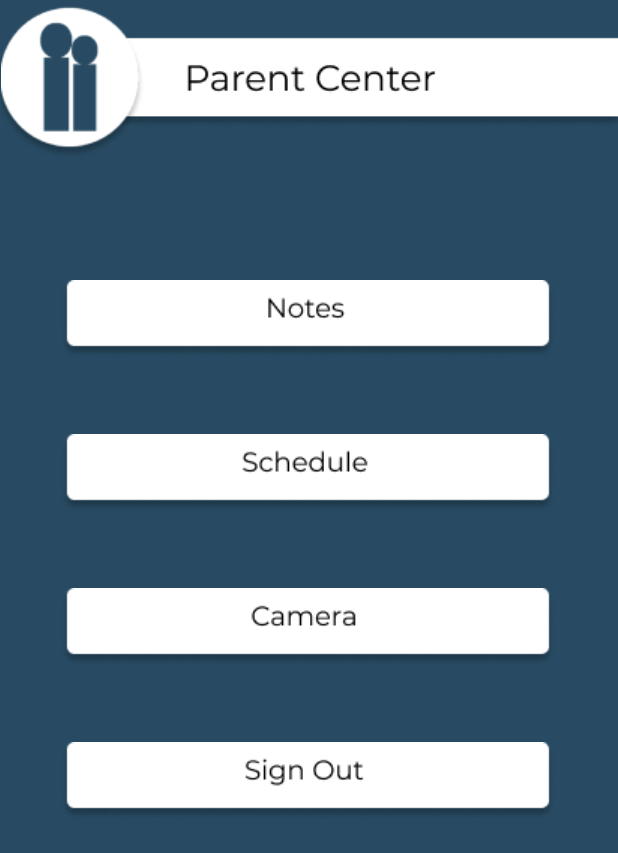
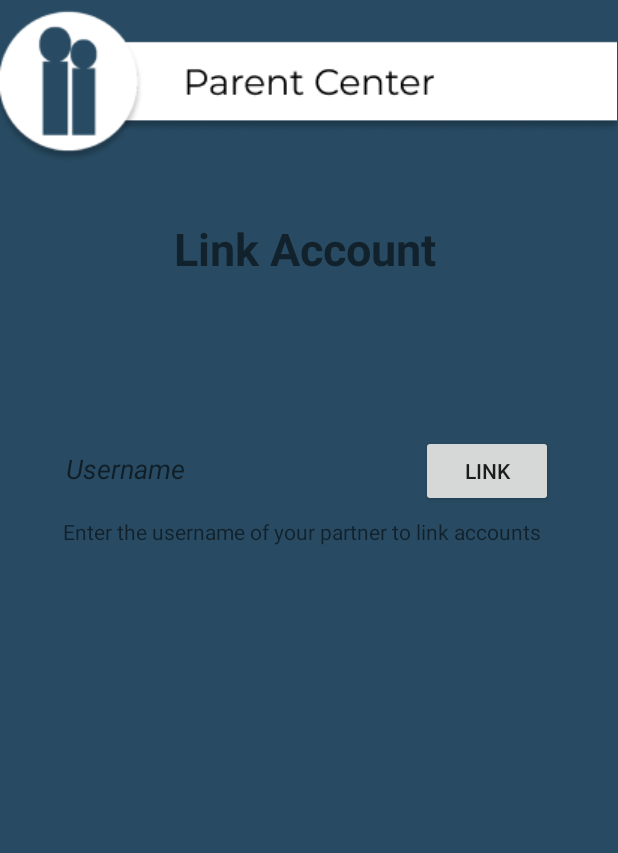
Before and after one commit to dogle6/ParentCenter, an Android app: the screen it shows after launch once a user with an empty profile is signed in (Home before the commit, LinkAccount after it), on a phone screen of 412 x 824 dp. Shown: the top 853 px of the screen. Run offline under Robolectric (Android 15) with nearby library versions, the phone set to English and light mode, and no system bars; our stand-ins replace Firebase (no records; nobody signed in at launch, a user with empty details on screens opened directly); libraries missing offline, so code that uses them is left out: com.squareup.seismic.

Commit message:
Link Accounts

```diff
--- a/app/build.gradle
+++ b/app/build.gradle
@@ -59,4 +59,7 @@ dependencies {
     implementation 'androidx.room:room-runtime:2.0.0'
     implementation 'androidx.paging:paging-runtime:2.0.0'
 
+    //Library used for shake detection
+    implementation 'com.squareup:seismic:1.0.2'
+
 }
--- a/app/src/main/AndroidManifest.xml
+++ b/app/src/main/AndroidManifest.xml
@@ -9,24 +9,21 @@
         android:roundIcon="@mipmap/ic_launcher_round"
         android:supportsRtl="true"
         android:theme="@style/AppTheme">
+        <activity android:name=".LinkAccount"></activity>
         <activity android:name=".MainActivity">
             <intent-filter>
                 <action android:name="android.intent.action.MAIN" />
 
                 <category android:name="android.intent.category.LAUNCHER" />
             </intent-filter>
-        </activity>
-
-       <!--Home Activity-->
+        </activity> <!-- Home Activity -->
         <activity android:name=".Home">
             <intent-filter>
                 <action android:name="android.intent.action.VIEW" />
 
                 <category android:name="android.intent.category.DEFAULT" />
             </intent-filter>
-        </activity>
-
-        <!--Note Activity-->
+        </activity> <!-- Note Activity -->
         <activity
             android:name=".Notes"
             android:label="@string/app_name"
@@ -40,7 +37,6 @@
         <activity
             android:name=".EditNotes"
             android:parentActivityName=".Notes" />
-
     </application>
 
 </manifest>
--- a/app/src/main/java/com/example/mobiledevelopmentproject/Home.java
+++ b/app/src/main/java/com/example/mobiledevelopmentproject/Home.java
@@ -17,14 +17,20 @@ import com.example.mobiledevelopmentproject.db.NotesDB;
 import com.example.mobiledevelopmentproject.db.NotesDao;
 import com.google.firebase.auth.FirebaseAuth;
 import com.google.firebase.auth.FirebaseUser;
+import com.google.firebase.firestore.DocumentReference;
 import com.google.firebase.firestore.FirebaseFirestore;
 
-public class Home extends AppCompatActivity {
+import android.hardware.SensorManager;
+import com.squareup.seismic.ShakeDetector;
+
+
+public class Home extends AppCompatActivity implements ShakeDetector.Listener{
 
     private FirebaseAuth mAuth;
     private ImageButton schedule, signout, notes, camera;
     private NotesDao dao;
 
+    FirebaseFirestore db = FirebaseFirestore.getInstance();
 
     @Override
     protected void onCreate(Bundle savedInstanceState) {
@@ -42,7 +48,12 @@ public class Home extends AppCompatActivity {
         FirebaseUser user = mAuth.getCurrentUser();
         updateUI(user);
 
+        SensorManager SM = (SensorManager) getSystemService(SENSOR_SERVICE);
+        ShakeDetector SD = new ShakeDetector(this);
+        SD.start(SM);
 
+        //DocumentReference gc = db.collection("Users").document("graham.caldwell99@gmail.com").collection("Notes").document("Example Note");
+        //gc.update("Example", "Test");
     }
 
     public void onClick(View view) {
@@ -92,4 +103,8 @@ public class Home extends AppCompatActivity {
 
     }
 
+    @Override
+    public void hearShake() {
+        Toast.makeText(this, "Shaken", Toast.LENGTH_SHORT).show();
+    }
 }
--- /dev/null
+++ b/app/src/main/java/com/example/mobiledevelopmentproject/LinkAccount.java
@@ -0,0 +1,50 @@
+package com.example.mobiledevelopmentproject;
+
+import androidx.appcompat.app.AppCompatActivity;
+
+import android.content.Intent;
+import android.os.Bundle;
+import android.util.Log;
+import android.view.View;
+import android.widget.Button;
+import android.widget.EditText;
+
+import com.google.firebase.firestore.DocumentReference;
+import com.google.firebase.firestore.FirebaseFirestore;
+
+public class LinkAccount extends AppCompatActivity {
+
+    private FirebaseFirestore db2 = FirebaseFirestore.getInstance();
+    private Button btnLink;
+    private EditText partnerName;
+     String username, partnerUsername;
+
+    @Override
+    protected void onCreate(Bundle savedInstanceState) {
+        super.onCreate(savedInstanceState);
+        setContentView(R.layout.activity_link_account);
+
+        partnerName = findViewById(R.id.partner_username);
+        partnerUsername = partnerName.getText().toString();
+        btnLink = findViewById(R.id.btn_link);
+
+        //Intent intent = getIntent();
+        //username = intent.getStringExtra("USERNAME");
+
+        btnLink.setOnClickListener(new View.OnClickListener() {
+            @Override
+            public void onClick(View view) {
+                Intent intent = getIntent();
+                username = intent.getStringExtra("USERNAME");
+                //DocumentReference userPartner = db2.collection("Users").document((String)username).collection("Partner").document("Partner");
+                //userPartner.update("Partner", (String)partnerUsername);
+                Log.i("","AAA");
+                Log.i("", partnerName.getText().toString());
+                Log.i("", intent.getStringExtra("USERNAME"));
+                //DocumentReference userPartner2 = db2.collection("Users").document(partnerUsername).collection("Partner").document("Partner");
+                //userPartner2.update("Partner", username);
+            }
+        });
+
+    }
+}
--- a/app/src/main/java/com/example/mobiledevelopmentproject/MainActivity.java
+++ b/app/src/main/java/com/example/mobiledevelopmentproject/MainActivity.java
@@ -5,6 +5,7 @@ import androidx.appcompat.app.AppCompatActivity;
 import androidx.appcompat.widget.LinearLayoutCompat;
 
 import android.content.Intent;
+import android.hardware.SensorManager;
 import android.nfc.Tag;
 import android.text.TextUtils;
 import android.widget.MultiAutoCompleteTextView;
@@ -36,6 +37,7 @@ import com.google.firebase.firestore.DocumentReference;
 import com.google.firebase.firestore.FirebaseFirestore;
 import com.google.firebase.firestore.QueryDocumentSnapshot;
 import com.google.firebase.firestore.QuerySnapshot;
+import com.squareup.seismic.ShakeDetector;
 
 import java.lang.reflect.Type;
 import java.util.ArrayList;
@@ -43,6 +45,7 @@ import java.util.Date;
 import java.util.HashMap;
 import java.util.List;
 import java.util.Map;
+
 
 public class MainActivity extends AppCompatActivity {
 
@@ -63,6 +66,7 @@ public class MainActivity extends AppCompatActivity {
         login = (ImageButton) findViewById(R.id.login_button);
         progressbar = (ProgressBar) findViewById(R.id.login_progressbar);
         status = (TextView) findViewById(R.id.login_textView_status);
+
 
         //FirebaseAuth Initialization
         mAuth = FirebaseAuth.getInstance();
@@ -86,6 +90,7 @@ public class MainActivity extends AppCompatActivity {
             if( i == R.id.login_button){
                 final FirebaseFirestore db = FirebaseFirestore.getInstance();
                 signIn(username.getText().toString(), password.getText().toString(), db );
+
             }
             if( i == R.id.login_textView_signUp){
                 createAccount( username.getText().toString(), password.getText().toString() );
@@ -195,7 +200,9 @@ public class MainActivity extends AppCompatActivity {
         if (user != null) {
             status.setText( "Login Successful" );
             Intent intent = new Intent(this, Home.class);
-            startActivity(intent);
+            Intent linkIntent = new Intent(this, LinkAccount.class);
+            linkIntent.putExtra("USERNAME", username.getText().toString());
+            startActivity(linkIntent);
 
         } else {
             status.setText("");
@@ -242,14 +249,21 @@ public class MainActivity extends AppCompatActivity {
         Map<String, Object> scheduleExample = new HashMap<>();
         scheduleExample.put("Example", "Hello, welcome to Parent Center!");
 
+        Map<String, Object> partner = new HashMap<>();
+        partner.put("Partner", null);
+
+        Map<String, Object> linkRequest = new HashMap<>();
+        linkRequest.put("Requested", false);
+
         // Setting up structure of firestore instance
         db.collection("Users").document(username).set(userCreation);
         db.collection("Users").document(username).collection("Notes").document("Example Note").set(noteExample);
         db.collection("Users").document(username).collection("Schedule").document("Example Instance").set(scheduleExample);
-
-
+        db.collection("Users").document(username).collection("Partner").document("Partner").set(partner);
+        db.collection("Users").document(username).collection("Requested").document("Requested").set(linkRequest);
 
     }
 
 
+
 }
--- /dev/null
+++ b/app/src/main/res/layout/activity_link_account.xml
@@ -0,0 +1,67 @@
+<?xml version="1.0" encoding="utf-8"?>
+<androidx.constraintlayout.widget.ConstraintLayout xmlns:android="http://schemas.android.com/apk/res/android"
+    xmlns:app="http://schemas.android.com/apk/res-auto"
+    xmlns:tools="http://schemas.android.com/tools"
+    android:layout_width="match_parent"
+    android:layout_height="match_parent"
+    android:background="@color/PC_Blue"
+    tools:context=".LinkAccount">
+
+    <EditText
+        android:id="@+id/partner_username"
+        android:layout_width="wrap_content"
+        android:layout_height="wrap_content"
+        android:layout_marginStart="40dp"
+        android:layout_marginLeft="40dp"
+        android:layout_marginTop="104dp"
+        android:ems="10"
+        android:hint="Username"
+        android:inputType="text"
+        android:textStyle="italic"
+        app:layout_constraintStart_toStartOf="parent"
+        app:layout_constraintTop_toBottomOf="@+id/textView" />
+
+    <ImageView
+        android:id="@+id/imageView"
+        android:layout_width="wrap_content"
+        android:layout_height="wrap_content"
+        android:layout_marginTop="4dp"
+        app:layout_constraintStart_toStartOf="parent"
+        app:layout_constraintTop_toTopOf="parent"
+        app:srcCompat="@drawable/header" />
+
+    <TextView
+        android:id="@+id/textView"
+        android:layout_width="wrap_content"
+        android:layout_height="wrap_content"
+        android:layout_marginStart="116dp"
+        android:layout_marginLeft="116dp"
+        android:layout_marginTop="26dp"
+        android:text="@string/link_acct"
+        android:textSize="30sp"
+        android:textStyle="bold"
+        app:layout_constraintStart_toStartOf="parent"
+        app:layout_constraintTop_toBottomOf="@+id/imageView" />
+
+    <TextView
+        android:id="@+id/textView2"
+        android:layout_width="wrap_content"
+        android:layout_height="wrap_content"
+        android:layout_marginStart="42dp"
+        android:layout_marginLeft="42dp"
+        android:layout_marginTop="9dp"
+        android:text="@string/link_text"
+        app:layout_constraintStart_toStartOf="parent"
+        app:layout_constraintTop_toBottomOf="@+id/partner_username" />
+
+    <Button
+        android:id="@+id/btn_link"
+        android:layout_width="wrap_content"
+        android:layout_height="wrap_content"
+        android:layout_marginStart="27dp"
+        android:layout_marginLeft="27dp"
+        android:layout_marginTop="104dp"
+        android:text="@string/link"
+        app:layout_constraintStart_toEndOf="@+id/partner_username"
+        app:layout_constraintTop_toBottomOf="@+id/textView" />
+</androidx.constraintlayout.widget.ConstraintLayout>
--- a/app/src/main/res/values/strings.xml
+++ b/app/src/main/res/values/strings.xml
@@ -1,5 +1,5 @@
 <resources>
-    <string name="app_name"></string>
+    <string name="app_name">Parent Center</string>
 
     // Login page strings
     <string name="row_app_name">Parent Center</string>
@@ -37,4 +37,9 @@
     <string name="delete_notes">Delete Notes</string>
     <string name="no_notes">No Notes!</string>
 
+    // Link Account Strings
+    <string name="link">Link</string>
+    <string name="link_acct">Link Account</string>
+    <string name="link_text">Enter the username of your partner to link accounts</string>
+
 </resources>
```
